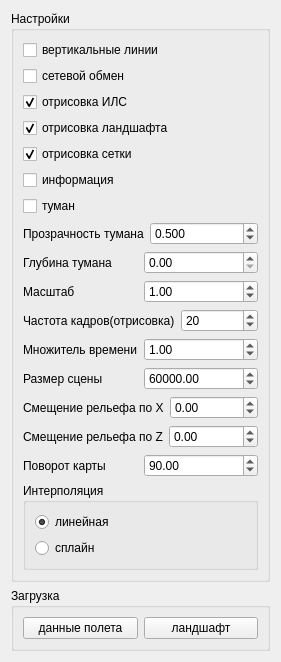
Old version of the form formsettings.ui in the repository FedorGurin/3DWorld.
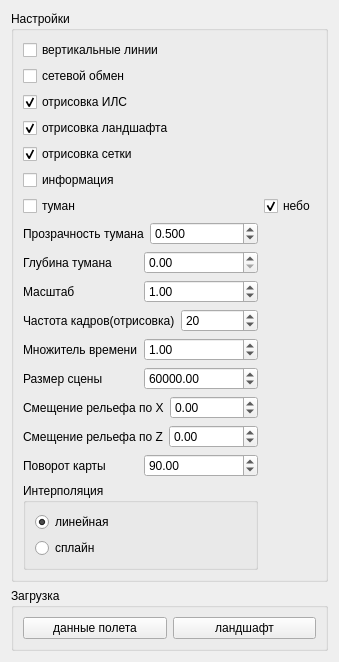
New version of the form.

The edit to the form file:
```diff
--- a/formsettings.ui
+++ b/formsettings.ui
@@ -80,6 +80,16 @@
           </property>
          </widget>
         </item>
+        <item row="6" column="1">
+         <widget class="QCheckBox" name="checkBoxSky">
+          <property name="text">
+           <string>небо</string>
+          </property>
+          <property name="checked">
+           <bool>true</bool>
+          </property>
+         </widget>
+        </item>
         <item row="7" column="0">
          <layout class="QHBoxLayout" name="horizontalLayout_4">
           <item>
```
